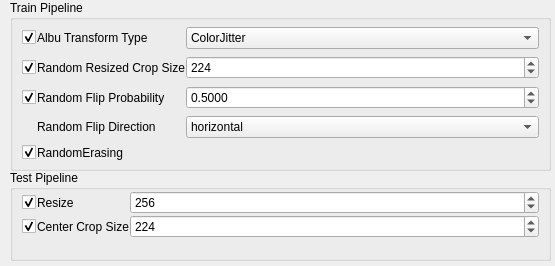
Joensw/RCAIT, file plugins/classificationplugins/mmclassificationplugin/mmclassificiationdataaugmentationinput.ui: the form before one commit.
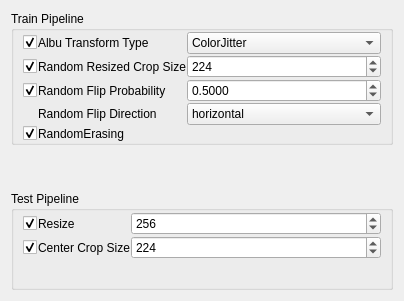
The form after the commit.

Diff of the .ui file:
```diff
--- a/plugins/classificationplugins/mmclassificationplugin/mmclassificiationdataaugmentationinput.ui
+++ b/plugins/classificationplugins/mmclassificationplugin/mmclassificiationdataaugmentationinput.ui
@@ -6,22 +6,141 @@
    <rect>
     <x>0</x>
     <y>0</y>
-    <width>555</width>
-    <height>266</height>
+    <width>404</width>
+    <height>301</height>
    </rect>
   </property>
   <property name="windowTitle">
    <string>Form</string>
   </property>
+  <layout class="QGridLayout" name="gridLayout">
+   <item row="2" column="0">
+    <widget class="QGroupBox" name="groupDataAugmentationTestPipeline">
+     <property name="title">
+      <string>Test Pipeline</string>
+     </property>
+     <layout class="QVBoxLayout" name="verticalLayout_10">
+      <property name="spacing">
+       <number>1</number>
+      </property>
+      <property name="topMargin">
+       <number>1</number>
+      </property>
+      <property name="bottomMargin">
+       <number>1</number>
+      </property>
+      <item>
+       <layout class="QGridLayout" name="gridLayout_18" rowstretch="1,0,0">
+        <item row="1" column="2">
+         <layout class="QHBoxLayout" name="horizontalLayout_TestOptions">
+          <property name="sizeConstraint">
+           <enum>QLayout::SetFixedSize</enum>
+          </property>
+          <item>
+           <widget class="QSpinBox" name="spinBox_centerCropSize">
+            <property name="text" stdset="0">
+             <string>224</string>
+            </property>
+            <property name="minimum">
+             <number>1</number>
+            </property>
+            <property name="maximum">
+             <number>2000</number>
+            </property>
+            <property name="value">
+             <number>224</number>
+            </property>
+           </widget>
+          </item>
+         </layout>
+        </item>
+        <item row="0" column="2">
+         <widget class="QSpinBox" name="spinBox_resize">
+          <property name="text" stdset="0">
+           <string>256</string>
+          </property>
+          <property name="minimum">
+           <number>1</number>
+          </property>
+          <property name="maximum">
+           <number>2000</number>
+          </property>
+          <property name="value">
+           <number>256</number>
+          </property>
+         </widget>
+        </item>
+        <item row="1" column="0">
+         <widget class="QCheckBox" name="checkBox_centerCropSize">
+          <property name="text">
+           <string/>
+          </property>
+          <property name="checked">
+           <bool>true</bool>
+          </property>
+         </widget>
+        </item>
+        <item row="0" column="0">
+         <widget class="QCheckBox" name="checkBox_resize">
+          <property name="text">
+           <string/>
+          </property>
+          <property name="checked">
+           <bool>true</bool>
+          </property>
+         </widget>
+        </item>
+        <item row="0" column="1">
+         <widget class="QLabel" name="label_resize">
+          <property name="text">
+           <string>Resize</string>
+          </property>
+         </widget>
+        </item>
+        <item row="2" column="2">
+         <layout class="QHBoxLayout" name="horizontalLayout_25">
+          <item>
+           <spacer name="horizontalSpacer_16">
+            <property name="orientation">
+             <enum>Qt::Horizontal</enum>
+            </property>
+            <property name="sizeHint" stdset="0">
+             <size>
+              <width>40</width>
+              <height>1</height>
+             </size>
+            </property>
+           </spacer>
+          </item>
+         </layout>
+        </item>
+        <item row="1" column="1">
+         <widget class="QLabel" name="label_centerCropSize">
+          <property name="text">
+           <string>Center Crop Size</string>
+          </property>
+         </widget>
+        </item>
+       </layout>
+      </item>
+      <item>
+       <spacer name="verticalSpacer_7">
+        <property name="orientation">
+         <enum>Qt::Vertical</enum>
+        </property>
+        <property name="sizeHint" stdset="0">
+         <size>
+          <width>20</width>
+          <height>1</height>
+         </size>
+        </property>
+       </spacer>
+      </item>
+     </layout>
+    </widget>
+   </item>
+   <item row="0" column="0">
   <widget class="QGroupBox" name="groupDataAugmentationTrainPipeline">
-   <property name="geometry">
-    <rect>
-     <x>10</x>
-     <y>0</y>
-     <width>541</width>
-     <height>171</height>
-    </rect>
-   </property>
    <property name="title">
     <string>Train Pipeline</string>
    </property>
@@ -36,84 +155,26 @@
      <number>1</number>
     </property>
     <item>
-     <layout class="QGridLayout" name="gridLayout_17" rowstretch="1,0,0,0,0,0,0,0">
-      <item row="1" column="3">
-       <widget class="QSpinBox" name="spinBox_resizedCropSize">
-        <property name="text" stdset="0">
-         <string>224</string>
-        </property>
-        <property name="minimum">
-         <number>1</number>
-        </property>
-        <property name="maximum">
-         <number>2000</number>
-        </property>
-        <property name="singleStep">
-         <number>1</number>
-        </property>
-        <property name="value">
-         <number>224</number>
-        </property>
-       </widget>
-      </item>
-      <item row="5" column="1">
-       <widget class="QLabel" name="label_randomErasing">
-        <property name="text">
-         <string>RandomErasing</string>
-        </property>
-       </widget>
-      </item>
-      <item row="5" column="3">
-       <layout class="QHBoxLayout" name="horizontalLayout_options">
-        <property name="sizeConstraint">
-         <enum>QLayout::SetFixedSize</enum>
-        </property>
-        <item>
-         <spacer name="horizontalSpacer_15">
-          <property name="orientation">
-           <enum>Qt::Horizontal</enum>
-          </property>
-          <property name="sizeHint" stdset="0">
-           <size>
-            <width>40</width>
-            <height>5</height>
-           </size>
-          </property>
-         </spacer>
-        </item>
-       </layout>
-      </item>
-      <item row="7" column="3">
-       <layout class="QHBoxLayout" name="horizontalLayout_24"/>
-      </item>
-      <item row="1" column="1">
-       <widget class="QLabel" name="label_randomResiszedCrop">
-        <property name="text">
-         <string>Random Resized Crop Size</string>
-        </property>
-       </widget>
-      </item>
-      <item row="0" column="1">
-       <widget class="QLabel" name="label_albuTransformType">
-        <property name="text">
-         <string>Albu Transform Type</string>
-        </property>
-       </widget>
-      </item>
-      <item row="0" column="3">
-       <widget class="QComboBox" name="comboBox_albuTransformType">
+       <layout class="QGridLayout" name="gridLayout_17" rowstretch="1,0,0,0,0,0">
+        <item row="3" column="2">
+         <widget class="QComboBox" name="comboBox_randomFlipDirection">
         <property name="currentText">
-         <string>ColorJitter</string>
+           <string>horizontal</string>
         </property>
         <item>
          <property name="text">
-          <string>ColorJitter</string>
+            <string>horizontal</string>
+           </property>
+          </item>
+          <item>
+           <property name="text">
+            <string>vertical</string>
          </property>
         </item>
        </widget>
       </item>
-      <item row="5" column="0">
-       <widget class="QCheckBox" name="checkBox_randomErasing">
+        <item row="2" column="0">
+         <widget class="QCheckBox" name="checkBox_randomFlipProbabilityAndDirection">
         <property name="text">
          <string/>
         </property>
@@ -132,6 +193,16 @@
         </property>
        </widget>
       </item>
+        <item row="2" column="1">
+         <widget class="QLabel" name="label_randomFlipProbability">
+          <property name="text">
+           <string>Random Flip Probability</string>
+          </property>
+         </widget>
+        </item>
+        <item row="5" column="2">
+         <layout class="QHBoxLayout" name="horizontalLayout_24"/>
+        </item>
       <item row="1" column="0">
        <widget class="QCheckBox" name="checkBox_randomResizedCropSize">
         <property name="text">
@@ -142,7 +213,7 @@
         </property>
        </widget>
       </item>
-      <item row="2" column="3">
+        <item row="2" column="2">
        <widget class="QDoubleSpinBox" name="doubleSpinBox_randomFlipProbability">
         <property name="text" stdset="0">
          <string>0,5000</string>
@@ -161,21 +232,40 @@
         </property>
        </widget>
       </item>
-      <item row="3" column="3">
-       <widget class="QComboBox" name="comboBox_randomFlipDirection">
+        <item row="4" column="0">
+         <widget class="QCheckBox" name="checkBox_randomErasing">
+          <property name="text">
+           <string/>
+          </property>
+          <property name="checked">
+           <bool>true</bool>
+          </property>
+         </widget>
+        </item>
+        <item row="0" column="2">
+         <widget class="QComboBox" name="comboBox_albuTransformType">
         <property name="currentText">
-         <string>horizontal</string>
+           <string>ColorJitter</string>
         </property>
         <item>
          <property name="text">
-          <string>horizontal</string>
-         </property>
-        </item>
-        <item>
+            <string>ColorJitter</string>
+           </property>
+          </item>
+         </widget>
+        </item>
+        <item row="0" column="1">
+         <widget class="QLabel" name="label_albuTransformType">
          <property name="text">
-          <string>vertical</string>
-         </property>
+           <string>Albu Transform Type</string>
+          </property>
+         </widget>
         </item>
+        <item row="1" column="1">
+         <widget class="QLabel" name="label_randomResiszedCrop">
+          <property name="text">
+           <string>Random Resized Crop Size</string>
+          </property>
        </widget>
       </item>
       <item row="3" column="1">
@@ -185,58 +275,8 @@
         </property>
        </widget>
       </item>
-      <item row="2" column="1">
-       <widget class="QLabel" name="label_randomFlipProbability">
-        <property name="text">
-         <string>Random Flip Probability</string>
-        </property>
-       </widget>
-      </item>
-      <item row="2" column="0">
-       <widget class="QCheckBox" name="checkBox_randomFlipProbabilityAndDirection">
-        <property name="text">
-         <string/>
-        </property>
-        <property name="checked">
-         <bool>true</bool>
-        </property>
-       </widget>
-      </item>
-     </layout>
-    </item>
-   </layout>
-  </widget>
-  <widget class="QGroupBox" name="groupDataAugmentationTestPipeline">
-   <property name="geometry">
-    <rect>
-     <x>10</x>
-     <y>170</y>
-     <width>541</width>
-     <height>91</height>
-    </rect>
-   </property>
-   <property name="title">
-    <string>Test Pipeline</string>
-   </property>
-   <layout class="QVBoxLayout" name="verticalLayout_10">
-    <property name="spacing">
-     <number>1</number>
-    </property>
-    <property name="topMargin">
-     <number>1</number>
-    </property>
-    <property name="bottomMargin">
-     <number>1</number>
-    </property>
-    <item>
-     <layout class="QGridLayout" name="gridLayout_18" rowstretch="1,0,0,0">
-      <item row="1" column="3">
-       <layout class="QHBoxLayout" name="horizontalLayout_TestOptions">
-        <property name="sizeConstraint">
-         <enum>QLayout::SetFixedSize</enum>
-        </property>
-        <item>
-         <widget class="QSpinBox" name="spinBox_centerCropSize">
+        <item row="1" column="2">
+         <widget class="QSpinBox" name="spinBox_resizedCropSize">
           <property name="text" stdset="0">
            <string>224</string>
           </property>
@@ -251,92 +291,55 @@
           </property>
          </widget>
         </item>
-       </layout>
-      </item>
-      <item row="0" column="0">
-       <widget class="QCheckBox" name="checkBox_resize">
+        <item row="4" column="1">
+         <widget class="QLabel" name="label_randomErasing">
         <property name="text">
-         <string/>
-        </property>
-        <property name="checked">
-         <bool>true</bool>
-        </property>
-       </widget>
-      </item>
-      <item row="0" column="1">
-       <widget class="QLabel" name="label_resize">
-        <property name="text">
-         <string>Resize</string>
-        </property>
-       </widget>
-      </item>
-      <item row="0" column="3">
-       <widget class="QSpinBox" name="spinBox_resize">
-        <property name="text" stdset="0">
-         <string>256</string>
-        </property>
-        <property name="minimum">
-         <number>1</number>
-        </property>
-        <property name="maximum">
-         <number>2000</number>
-        </property>
-        <property name="value">
-         <number>256</number>
-        </property>
-       </widget>
-      </item>
-      <item row="3" column="3">
-       <layout class="QHBoxLayout" name="horizontalLayout_25">
+           <string>RandomErasing</string>
+          </property>
+         </widget>
+        </item>
+        <item row="4" column="2">
+         <layout class="QHBoxLayout" name="horizontalLayout_options">
+          <property name="sizeConstraint">
+           <enum>QLayout::SetFixedSize</enum>
+          </property>
         <item>
-         <spacer name="horizontalSpacer_16">
+           <spacer name="horizontalSpacer_15">
           <property name="orientation">
            <enum>Qt::Horizontal</enum>
           </property>
           <property name="sizeHint" stdset="0">
            <size>
             <width>40</width>
-            <height>1</height>
+              <height>5</height>
            </size>
           </property>
          </spacer>
         </item>
        </layout>
       </item>
-      <item row="1" column="1">
-       <widget class="QLabel" name="label_centerCropSize">
-        <property name="text">
-         <string>Center Crop Size</string>
-        </property>
+       </layout>
+      </item>
+     </layout>
        </widget>
       </item>
       <item row="1" column="0">
-       <widget class="QCheckBox" name="checkBox_centerCropSize">
-        <property name="text">
-         <string/>
-        </property>
-        <property name="checked">
-         <bool>true</bool>
-        </property>
-       </widget>
-      </item>
-     </layout>
-    </item>
-    <item>
-     <spacer name="verticalSpacer_7">
+    <spacer name="verticalSpacer">
       <property name="orientation">
        <enum>Qt::Vertical</enum>
       </property>
+     <property name="sizeType">
+      <enum>QSizePolicy::Maximum</enum>
+     </property>
       <property name="sizeHint" stdset="0">
        <size>
         <width>20</width>
-        <height>1</height>
+       <height>40</height>
        </size>
       </property>
      </spacer>
     </item>
    </layout>
-  </widget>
  </widget>
  <resources/>
  <connections>
```
Left out of the diff: 3 changed lines with no effect on the pictures. Lines whose indentation alone changed are shown as unchanged.
